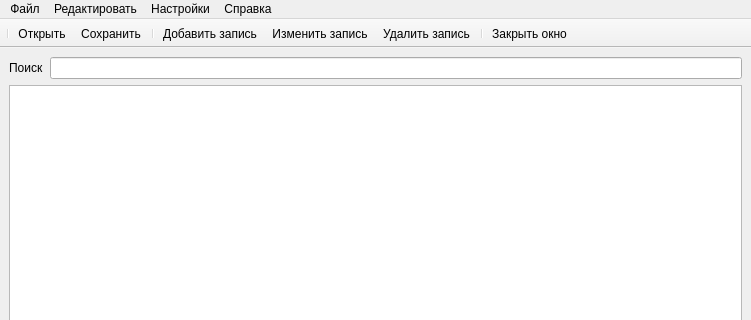
Before: the Qt Designer form mainwindow.ui in TheTwinkles/CoureWorkCPU, drawn with Qt 5; both pictures show x 0 to 751 and y 0 to 320 of the 751 by 529 pixel window.
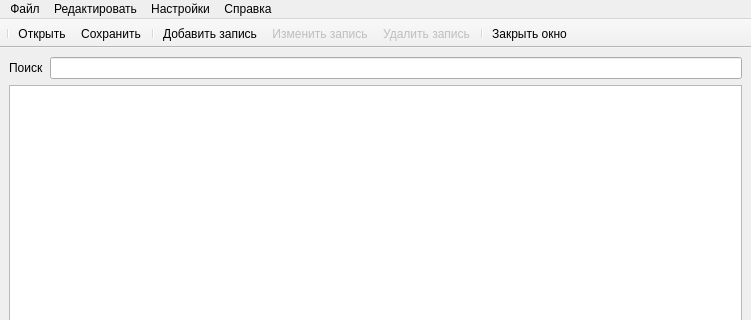
After: the same form once the commit is applied. Icons and pictures are not drawn.

Commit message: Added fully filling data from file to tablewidget, added save unsaved changes request when opening new file in redacted one

```diff
--- a/mainwindow.ui
+++ b/mainwindow.ui
@@ -180,6 +180,9 @@
    </property>
   </action>
   <action name="action_Edit">
+   <property name="enabled">
+    <bool>false</bool>
+   </property>
    <property name="icon">
     <iconset resource="icons.qrc">
      <normaloff>:/icons/img/edit_property.png</normaloff>:/icons/img/edit_property.png</iconset>
@@ -192,6 +195,9 @@
    </property>
   </action>
   <action name="action_Delete">
+   <property name="enabled">
+    <bool>false</bool>
+   </property>
    <property name="icon">
     <iconset resource="icons.qrc">
      <normaloff>:/icons/img/delete_property.png</normaloff>:/icons/img/delete_property.png</iconset>
```
The commit also changes 2 other files.
